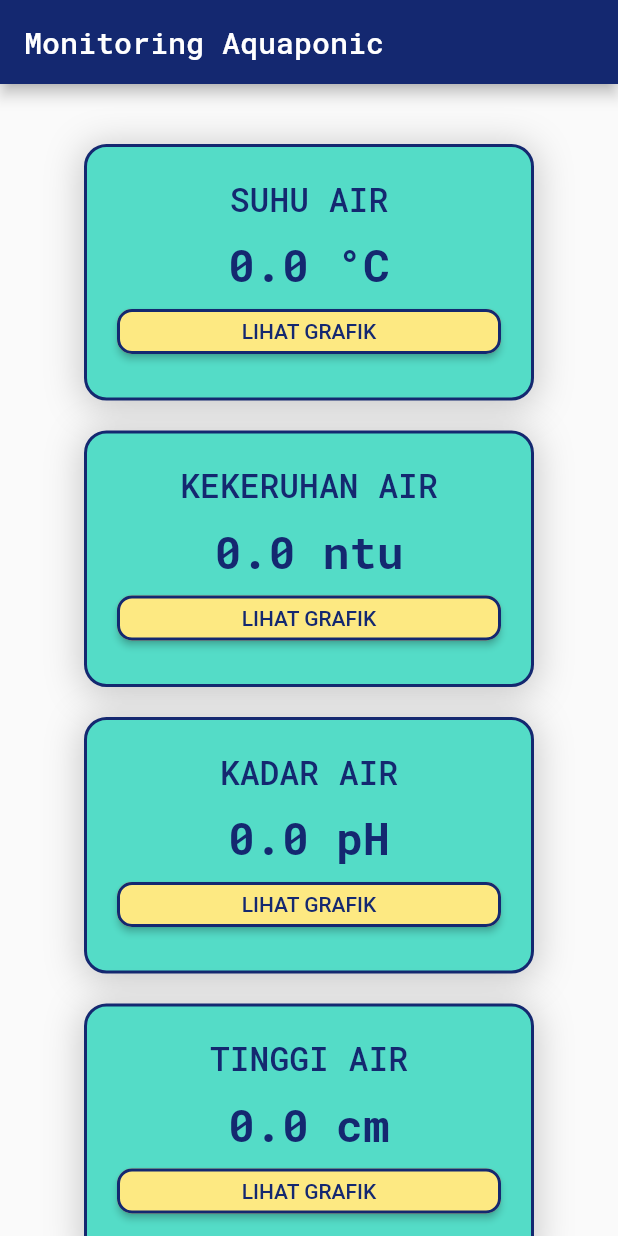
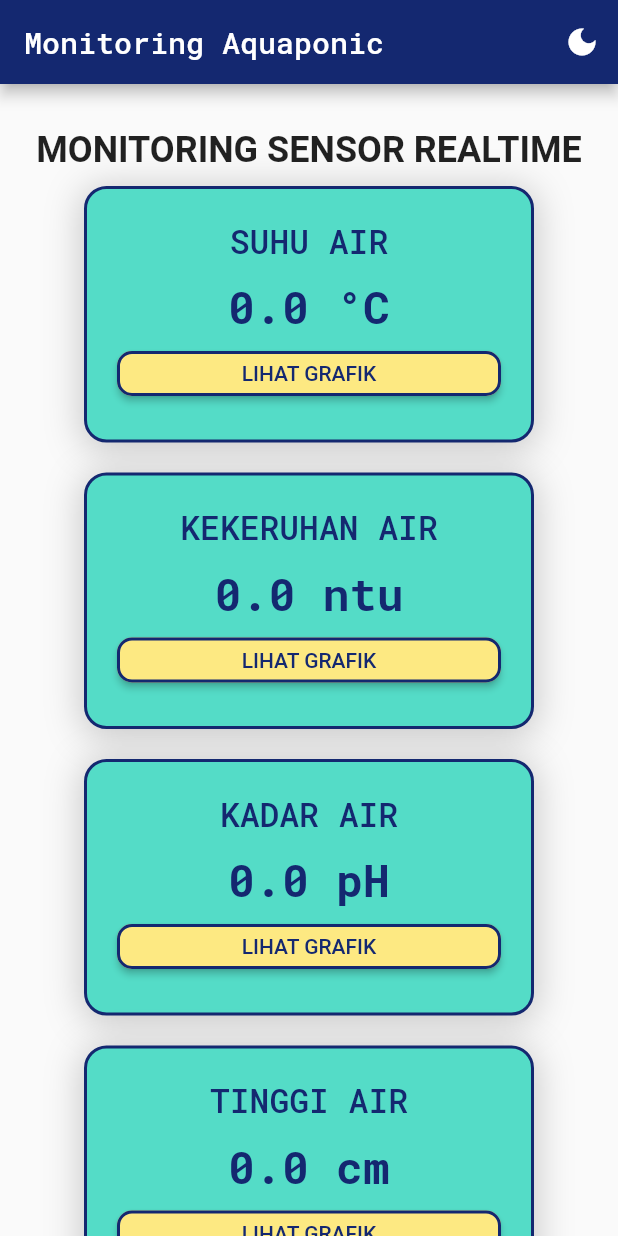
Before and after one commit to mirzahafizh/monitoringrealtime, a Flutter app: the screen it shows after launch, on a phone screen of 412 x 824 dp. Run offline on Flutter 3.47's test engine with Material 2 defaults, Android fonts, the phone set to English and light mode, and no system bars; our stand-ins replace firebase_core, firebase_database, fl_chart, flutter_local_notifications; accounts and stored records are empty.

Commit message:
tambah fitur darkmode

```diff
--- a/lib/main.dart
+++ b/lib/main.dart
@@ -7,13 +7,35 @@ import 'package:monitoringapp/LihatGrafikKekeruhan.dart';
 import 'package:monitoringapp/LihatGrafikPage.dart';
 import 'package:monitoringapp/LihatGrafikTdsAir.dart';
 import 'package:monitoringapp/LihatGrafikTinggiAir.dart';
+import 'package:provider/provider.dart';
 
 import 'firebase_options.dart';
 
 void main() async {
   WidgetsFlutterBinding.ensureInitialized();
   await Firebase.initializeApp(options: DefaultFirebaseOptions.currentPlatform);
-  runApp(const MyApp());
+
+  runApp(
+    MultiProvider(
+      providers: [
+        ChangeNotifierProvider<ThemeProvider>(
+          create: (context) => ThemeProvider(),
+        ),
+      ],
+      child: const MyApp(),
+    ),
+  );
+}
+
+class ThemeProvider extends ChangeNotifier {
+  bool _isDarkMode = false;
+
+  bool get isDarkMode => _isDarkMode;
+
+  void toggleTheme() {
+    _isDarkMode = !_isDarkMode;
+    notifyListeners();
+  }
 }
 
 class MyApp extends StatelessWidget {
@@ -21,14 +43,15 @@ class MyApp extends StatelessWidget {
 
   @override
   Widget build(BuildContext context) {
-    // Define your primary color
+    final _themeProvider = Provider.of<ThemeProvider>(context);
+
     MaterialColor myPrimaryColor = const MaterialColor(0xFF00FDA4, {
       50: const Color(0xFFE0FFF1),
       100: const Color(0xFFB3FFDE),
       200: const Color(0xFF80FFC8),
       300: const Color(0xFF4DFFB1),
       400: const Color(0xFF26FFA0),
-      500: const Color(0xFF00FDA4), // Primary color
+      500: const Color(0xFF00FDA4),
       600: const Color(0xFF00DB94),
       700: const Color(0xFF00B982),
       800: const Color(0xFF009770),
@@ -39,6 +62,8 @@ class MyApp extends StatelessWidget {
       title: 'Sensor Value App',
       theme: ThemeData(
         primarySwatch: myPrimaryColor,
+        brightness:
+            _themeProvider.isDarkMode ? Brightness.dark : Brightness.light,
       ),
       home: const MySensorPage(),
     );
@@ -63,17 +88,13 @@ class _MySensorPageState extends State<MySensorPage> {
   late DatabaseReference _pHRef;
   late DatabaseReference _waterLevelRef;
   late DatabaseReference _tdsRef;
-
-  // Define your FlutterLocalNotificationsPlugin instance
   final FlutterLocalNotificationsPlugin flutterLocalNotificationsPlugin =
       FlutterLocalNotificationsPlugin();
-
-  // Threshold values for each sensor
-  final double suhuThreshold = 18.0; // Example threshold value
-  final double turbidityThreshold = 7.0; // Example threshold value
-  final double pHThreshold = 7.0; // Example threshold value
-  final double waterLevelThreshold = 5.0; // Example threshold value
-  final double tdsThreshold = 800.0; // Example threshold value
+  final double suhuThreshold = 18.0;
+  final double turbidityThreshold = 7.0;
+  final double pHThreshold = 7.0;
+  final double waterLevelThreshold = 5.0;
+  final double tdsThreshold = 800.0;
 
   Future<void> showNotification(String sensorName, double sensorValue) async {
     const AndroidNotificationDetails androidPlatformChannelSpecifics =
@@ -83,7 +104,7 @@ class _MySensorPageState extends State<MySensorPage> {
       importance: Importance.max,
       priority: Priority.high,
       showWhen: false,
-      icon: 'mipmap/ic_launcher', // Sesuaikan dengan nama ikon yang sesuai
+      icon: 'mipmap/ic_launcher',
     );
 
     const NotificationDetails platformChannelSpecifics =
@@ -139,7 +160,7 @@ class _MySensorPageState extends State<MySensorPage> {
       if (data != null) {
         setState(() {
           turbidityValue = double.parse(data.toString());
-          if (turbidityValue < suhuThreshold) {
+          if (turbidityValue < turbidityThreshold) {
             showNotification('Kekeruhan Air', turbidityValue);
           }
         });
@@ -151,7 +172,7 @@ class _MySensorPageState extends State<MySensorPage> {
       if (data != null) {
         setState(() {
           pHValue = double.parse(data.toString());
-          if (pHValue < suhuThreshold) {
+          if (pHValue < pHThreshold) {
             showNotification('pH Air', pHValue);
           }
         });
@@ -163,7 +184,7 @@ class _MySensorPageState extends State<MySensorPage> {
       if (data != null) {
         setState(() {
           waterLevelValue = double.parse(data.toString());
-          if (waterLevelValue < suhuThreshold) {
+          if (waterLevelValue < waterLevelThreshold) {
             showNotification('Ketinggian Air', waterLevelValue);
           }
         });
@@ -175,7 +196,7 @@ class _MySensorPageState extends State<MySensorPage> {
       if (data != null) {
         setState(() {
           tdsValue = double.parse(data.toString());
-          if (tdsValue < suhuThreshold) {
+          if (tdsValue < tdsThreshold) {
             showNotification('TDS Air', tdsValue);
           }
         });
@@ -195,6 +216,8 @@ class _MySensorPageState extends State<MySensorPage> {
 
   @override
   Widget build(BuildContext context) {
+    final _themeProvider = Provider.of<ThemeProvider>(context);
+
     return Scaffold(
       appBar: AppBar(
         backgroundColor: const Color(0xff142870),
@@ -202,27 +225,41 @@ class _MySensorPageState extends State<MySensorPage> {
           'Monitoring Aquaponic',
           style: TextStyle(color: Colors.white, fontFamily: 'RobotoMono'),
         ),
+        actions: <Widget>[
+          IconButton(
+            icon: Icon(
+              _themeProvider.isDarkMode ? Icons.light_mode : Icons.dark_mode,
+              color: Colors.white,
+            ),
+            onPressed: () {
+              _themeProvider.toggleTheme();
+            },
+          ),
+        ],
       ),
       body: SingleChildScrollView(
         child: Center(
           child: Column(
             mainAxisAlignment: MainAxisAlignment.center,
             children: <Widget>[
-              const SizedBox(height: 30.0), // Tambahkan jarak di sini
-              // Text(
-              //   'MONITORING SENSOR REALTIME', // Tambahkan judul "IPPL" di sini
-              //   style: TextStyle(
-              //     fontSize: 24,
-              //     fontWeight: FontWeight.bold,
-              //   ),
-              // ),
-              buildSensorCard('SUHU AIR', sensorValue, '°C', 'suhu_air'),
-              buildSensorCard(
-                  'KEKERUHAN AIR', turbidityValue, 'ntu', 'kekeruhan_air'),
-              buildSensorCard('KADAR AIR', pHValue, 'pH', 'kadar_air'),
-              buildSensorCard(
-                  'TINGGI AIR', waterLevelValue, 'cm', 'tinggi_air'),
-              buildSensorCard('TDS AIR', tdsValue, 'ppm', 'tds_air'),
+              const SizedBox(height: 30.0),
+              Text(
+                'MONITORING SENSOR REALTIME',
+                style: TextStyle(
+                  fontSize: 24,
+                  fontWeight: FontWeight.bold,
+                ),
+              ),
+              buildSensorCard('SUHU AIR', sensorValue, '°C', 'suhu_air',
+                  _themeProvider.isDarkMode),
+              buildSensorCard('KEKERUHAN AIR', turbidityValue, 'ntu',
+                  'kekeruhan_air', _themeProvider.isDarkMode),
+              buildSensorCard('KADAR AIR', pHValue, 'pH', 'kadar_air',
+                  _themeProvider.isDarkMode),
+              buildSensorCard('TINGGI AIR', waterLevelValue, 'cm', 'tinggi_air',
+                  _themeProvider.isDarkMode),
+              buildSensorCard('TDS AIR', tdsValue, 'ppm', 'tds_air',
+                  _themeProvider.isDarkMode),
             ],
           ),
         ),
@@ -230,13 +267,18 @@ class _MySensorPageState extends State<MySensorPage> {
     );
   }
 
-  Widget buildSensorCard(
-      String title, double value, String unit, String sensorType) {
+  Widget buildSensorCard(String title, double value, String unit,
+      String sensorType, bool isDarkMode) {
+    Color cardBackgroundColor =
+        isDarkMode ? Colors.black : const Color(0xff54DCC7);
+    Color borderColor = isDarkMode ? Colors.white : const Color(0xff142870);
+    Color textColor = isDarkMode ? Colors.white : const Color(0xff142870);
+
     return Container(
       width: 300.0,
       margin: const EdgeInsets.symmetric(vertical: 10),
       decoration: BoxDecoration(
-        color: const Color(0xff54DCC7),
+        color: cardBackgroundColor,
         borderRadius: BorderRadius.circular(15.0),
         boxShadow: [
           BoxShadow(
@@ -247,8 +289,8 @@ class _MySensorPageState extends State<MySensorPage> {
           ),
         ],
         border: Border.all(
-          color: const Color(0xff142870), // Warna border card
-          width: 2, // Lebar border
+          color: borderColor,
+          width: 2,
         ),
       ),
       child: Padding(
@@ -258,21 +300,21 @@ class _MySensorPageState extends State<MySensorPage> {
           children: <Widget>[
             Text(
               title,
-              style: const TextStyle(
+              style: TextStyle(
                 fontSize: 22,
                 fontWeight: FontWeight.w500,
-                fontFamily: 'RobotoMono', // Menambahkan fontFamily 'RobotoMono'
-                color: Color(0xff142870),
+                fontFamily: 'RobotoMono',
+                color: textColor,
               ),
             ),
             const SizedBox(height: 10),
             Text(
               '${value.toStringAsFixed(1)} $unit',
-              style: const TextStyle(
+              style: TextStyle(
                 fontSize: 30,
                 fontWeight: FontWeight.w700,
-                fontFamily: 'RobotoMono', // Menambahkan fontFamily 'RobotoMono'
-                color: Color(0xff142870),
+                fontFamily: 'RobotoMono',
+                color: textColor,
               ),
             ),
             ElevatedButton(
@@ -310,15 +352,15 @@ class _MySensorPageState extends State<MySensorPage> {
                 }
               },
               style: ElevatedButton.styleFrom(
-                primary: const Color(0xffFDE982), // Warna latar belakang tombol
-                onPrimary: const Color(0xff142870),
+                primary: const Color(0xffFDE982),
+                onPrimary: isDarkMode ? Colors.black : const Color(0xff142870),
                 minimumSize: const Size(400, 30),
                 shape: RoundedRectangleBorder(
-                    borderRadius:
-                        BorderRadius.circular(10)), // Warna teks pada tombol
-                side: const BorderSide(
-                  color: Color(0xff142870), // Warna border tombol
-                  width: 2.0, // Lebar border tombol
+                  borderRadius: BorderRadius.circular(10),
+                ),
+                side: BorderSide(
+                  color: borderColor,
+                  width: 2.0,
                 ),
               ),
               child: const Text('LIHAT GRAFIK'),
--- a/pubspec.yaml
+++ b/pubspec.yaml
@@ -38,6 +38,7 @@ dependencies:
   cupertino_icons: ^1.0.2
   firebase_core: ^2.16.0
   firebase_database: ^10.2.6
+  provider: ^6.0.5
 
 dev_dependencies:
   flutter_test:
```
Also changed, not shown: pubspec.lock.
